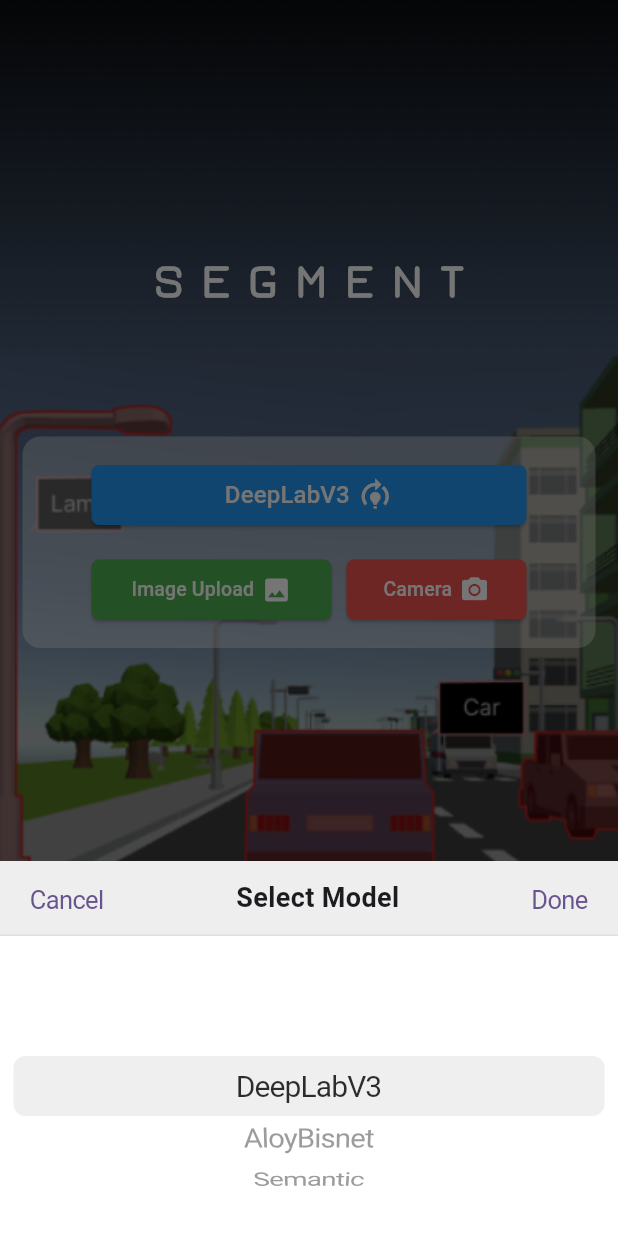
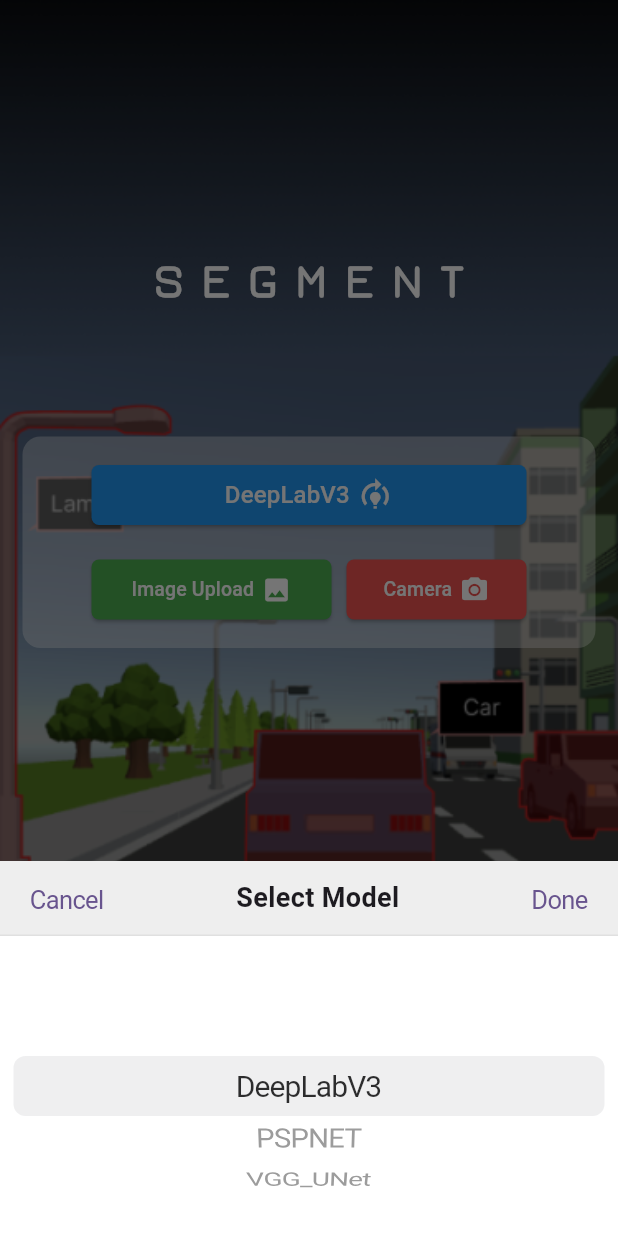
Before and after one commit to Mhidayah19/ICT3217_ImageSegmentation, a Flutter app: the screen it shows after launch, after a tap on "DeepLabV3", on a phone screen of 412 x 824 dp. Run offline on Flutter 3.47's test engine with Material 3 defaults, Android fonts, the light colour scheme and no system bars; our stand-ins replace camera, image_gallery_saver, image_picker, permission_handler; missing offline and left inert: tflite_flutter.

Commit message:
assets fixes

```diff
--- a/lib/core/constants/model_constants.dart
+++ b/lib/core/constants/model_constants.dart
@@ -9,16 +9,16 @@ class ModelConstants {
       labelPath: 'assets/models/DeepLabV3/deeplabv3_257_mv_gpu.txt',
     ),
     SegmentationModel(
-      name: 'AloyBisnet',
-      folderPath: 'assets/models/AloyBisnet',
-      modelPath: 'assets/models/AloyBisnet/aloy_bisenet_model.tflite',
-      labelPath: 'assets/models/AloyBisnet/labels.txt',
+      name: 'PSPNET',
+      folderPath: 'assets/models/PSPNET',
+      modelPath: 'assets/models/PSPNET/pspnet_50_10epoch_320steps_augmentation.tflite',
+      labelPath: 'assets/models/PSPNET/pspnet_50_10epoch_320steps_augmentation.txt',
     ),
     SegmentationModel(
-      name: 'Semantic',
-      folderPath: 'assets/models/Semantic',
-      modelPath: 'assets/models/Semantic/semantic_model.tflite',
-      labelPath: 'assets/models/Semantic/semantic_model.txt',
+      name: 'VGG_UNet',
+      folderPath: 'assets/models/VGG_UNet',
+      modelPath: 'assets/models/VGG_UNet/vggunet_20epoch_256steps_augmentation.tflite',
+      labelPath: 'assets/models/VGG_UNet/vggunet_20epoch_256steps_augmentation.txt',
     ),
   ];
 }
--- a/pubspec.yaml
+++ b/pubspec.yaml
@@ -69,8 +69,10 @@ flutter:
   # To add assets to your application, add an assets section, like this:
   assets:
     - assets/images/
-    - assets/
     - assets/models/DeepLabV3/
+    - assets/models/PSPNET/
+    - assets/models/VGG_UNet/
+
 
   fonts:
     - family: Jura
```
